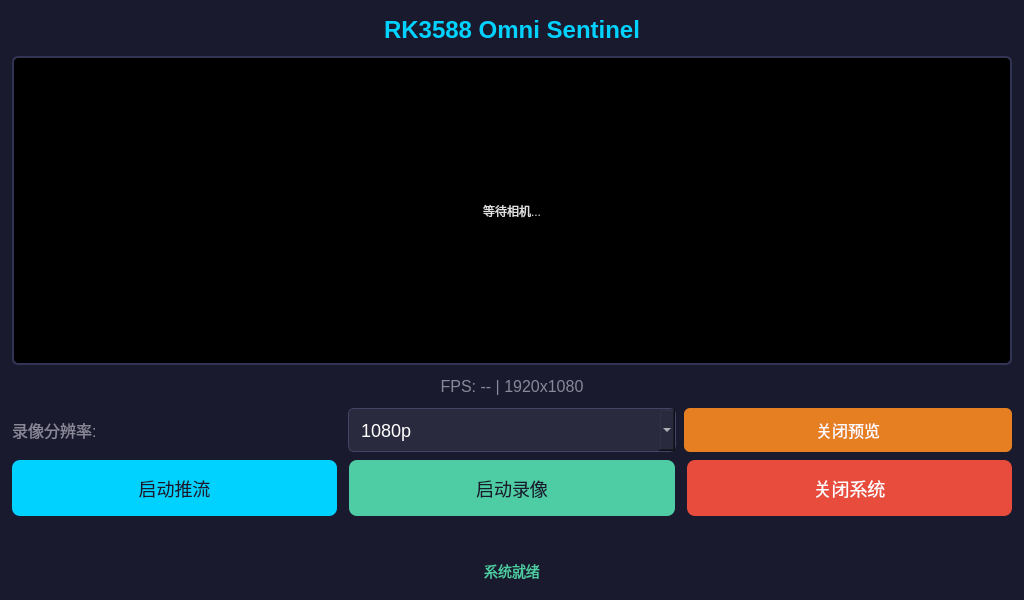
Davin-Liang/RK3588-Omni-Sentinel, file Software/APP/SentinelQT/widget.ui: the form before one commit.
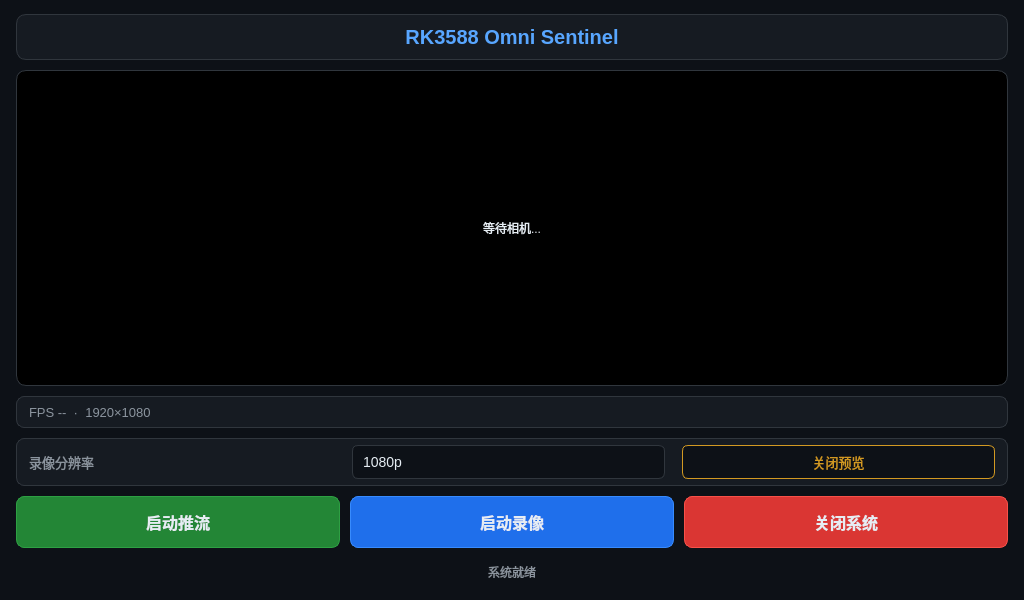
The form after the commit.

Commit message: style(SentinelQT): redesign UI with GitHub-dark inspired color palette and refined layout

```diff
--- a/Software/APP/SentinelQT/widget.ui
+++ b/Software/APP/SentinelQT/widget.ui
@@ -9,23 +9,42 @@
    <string>Omni Sentinel</string>
   </property>
   <property name="styleSheet">
-   <string notr="true">background-color: #1a1a2e; color: #e0e0e0;</string>
+   <string notr="true">background-color: #0d1117; color: #e6edf3;</string>
   </property>
   <layout class="QVBoxLayout" name="rootLayout">
-   <property name="spacing"><number>8</number></property>
-   <property name="leftMargin"><number>12</number></property>
-   <property name="topMargin"><number>12</number></property>
-   <property name="rightMargin"><number>12</number></property>
-   <property name="bottomMargin"><number>12</number></property>
+   <property name="spacing"><number>10</number></property>
+   <property name="leftMargin"><number>16</number></property>
+   <property name="topMargin"><number>14</number></property>
+   <property name="rightMargin"><number>16</number></property>
+   <property name="bottomMargin"><number>14</number></property>
+
+   <!-- ====== 标题栏 ====== -->
+   <item>
+    <widget class="QFrame" name="titleBar">
+     <property name="minimumSize"><size><width>0</width><height>46</height></size></property>
+     <property name="maximumSize"><size><width>16777215</width><height>46</height></size></property>
+     <property name="styleSheet">
+      <string notr="true">background-color: #161b22; border: 1px solid #30363d; border-radius: 10px;</string>
+     </property>
+     <layout class="QHBoxLayout" name="titleBarLayout">
+      <property name="leftMargin"><number>0</number></property>
+      <property name="topMargin"><number>0</number></property>
+      <property name="rightMargin"><number>0</number></property>
+      <property name="bottomMargin"><number>0</number></property>
    <item>
     <widget class="QLabel" name="titleLabel">
      <property name="text"><string>RK3588 Omni Sentinel</string></property>
      <property name="alignment"><set>Qt::AlignCenter</set></property>
      <property name="styleSheet">
-      <string notr="true">font-size: 24px; font-weight: bold; color: #00d2ff; padding: 4px;</string>
+         <string notr="true">font-size: 20px; font-weight: 600; color: #58a6ff; background: transparent; border: none;</string>
      </property>
     </widget>
    </item>
+     </layout>
+    </widget>
+   </item>
+
+   <!-- ====== 预览区域 ====== -->
    <item>
     <widget class="QLabel" name="previewLabel">
      <property name="sizePolicy">
@@ -38,99 +57,139 @@
      </property>
      <property name="alignment"><set>Qt::AlignCenter</set></property>
      <property name="styleSheet">
-      <string notr="true">background-color: #000000; border: 2px solid #333355; border-radius: 6px;</string>
+      <string notr="true">background-color: #000000; border: 1px solid #30363d; border-radius: 10px;</string>
      </property>
      <property name="text"><string>等待相机...</string></property>
     </widget>
    </item>
+
+   <!-- ====== 状态栏 ====== -->
+   <item>
+    <widget class="QFrame" name="statusBar">
+     <property name="minimumSize"><size><width>0</width><height>32</height></size></property>
+     <property name="maximumSize"><size><width>16777215</width><height>32</height></size></property>
+     <property name="styleSheet">
+      <string notr="true">background-color: #161b22; border: 1px solid #30363d; border-radius: 8px;</string>
+     </property>
+     <layout class="QHBoxLayout" name="statusBarLayout">
+      <property name="spacing"><number>16</number></property>
+      <property name="leftMargin"><number>12</number></property>
+      <property name="topMargin"><number>0</number></property>
+      <property name="rightMargin"><number>12</number></property>
+      <property name="bottomMargin"><number>0</number></property>
    <item>
     <widget class="QLabel" name="fpsLabel">
-     <property name="text"><string>FPS: -- | 1920x1080</string></property>
-     <property name="alignment"><set>Qt::AlignCenter</set></property>
+        <property name="text"><string>FPS --  ·  1920×1080</string></property>
      <property name="styleSheet">
-      <string notr="true">font-size: 16px; color: #888899; padding: 4px;</string>
+         <string notr="true">font-size: 13px; color: #8b949e; background: transparent; border: none;</string>
      </property>
     </widget>
    </item>
    <item>
-    <layout class="QHBoxLayout" name="resLayout">
-     <property name="spacing"><number>8</number></property>
+       <spacer><property name="orientation"><enum>Qt::Horizontal</enum></property></spacer>
+      </item>
+      <item>
+       <widget class="QLabel" name="recordInfoLabel">
+        <property name="text"><string></string></property>
+        <property name="styleSheet">
+         <string notr="true">font-size: 13px; color: #f85149; background: transparent; border: none;</string>
+        </property>
+       </widget>
+      </item>
+     </layout>
+    </widget>
+   </item>
+
+   <!-- ====== 设置行 ====== -->
+   <item>
+    <widget class="QFrame" name="settingsBar">
+     <property name="minimumSize"><size><width>0</width><height>48</height></size></property>
+     <property name="maximumSize"><size><width>16777215</width><height>48</height></size></property>
+     <property name="styleSheet">
+      <string notr="true">background-color: #161b22; border: 1px solid #30363d; border-radius: 8px;</string>
+     </property>
+     <layout class="QHBoxLayout" name="settingsLayout">
+      <property name="spacing"><number>10</number></property>
+      <property name="leftMargin"><number>12</number></property>
+      <property name="topMargin"><number>0</number></property>
+      <property name="rightMargin"><number>12</number></property>
+      <property name="bottomMargin"><number>0</number></property>
      <item>
       <widget class="QLabel" name="resLabel">
-       <property name="text"><string>录像分辨率:</string></property>
+        <property name="text"><string>录像分辨率</string></property>
        <property name="styleSheet">
-        <string notr="true">font-size: 16px; color: #888899;</string>
+         <string notr="true">font-size: 13px; color: #8b949e; background: transparent; border: none;</string>
        </property>
       </widget>
      </item>
      <item>
       <widget class="QComboBox" name="resCombo">
-       <property name="minimumSize"><size><width>0</width><height>44</height></size></property>
+        <property name="minimumSize"><size><width>100</width><height>34</height></size></property>
        <property name="styleSheet">
-        <string notr="true">font-size: 18px; background-color: #2a2a3e; color: #ffffff; border: 1px solid #444466; border-radius: 6px; padding: 4px 12px;</string>
+         <string notr="true">QComboBox { font-size: 14px; color: #e6edf3; background-color: #0d1117; border: 1px solid #30363d; border-radius: 6px; padding: 2px 10px; } QComboBox:hover { border-color: #58a6ff; } QComboBox QAbstractItemView { background-color: #161b22; color: #e6edf3; selection-background-color: #1f6feb; border: 1px solid #30363d; } QComboBox::drop-down { border: none; width: 24px; }</string>
        </property>
        <item><property name="text"><string>1080p</string></property></item>
        <item><property name="text"><string>720p</string></property></item>
       </widget>
      </item>
+      <item>
+       <spacer><property name="orientation"><enum>Qt::Horizontal</enum></property></spacer>
+      </item>
      <item>
       <widget class="QPushButton" name="btnTogglePreview">
        <property name="text"><string>关闭预览</string></property>
-       <property name="minimumSize"><size><width>0</width><height>44</height></size></property>
+        <property name="minimumSize"><size><width>100</width><height>34</height></size></property>
        <property name="styleSheet">
-        <string notr="true">font-size: 16px; background-color: #e67e22; color: #ffffff; border: none; border-radius: 6px; padding: 0 12px;</string>
+         <string notr="true">font-size: 13px; color: #d29922; background-color: #0d1117; border: 1px solid #d29922; border-radius: 6px; padding: 0 16px;</string>
        </property>
       </widget>
      </item>
     </layout>
+    </widget>
    </item>
+
+   <!-- ====== 控制按钮行 ====== -->
    <item>
     <layout class="QHBoxLayout" name="btnLayout">
-     <property name="spacing"><number>12</number></property>
+     <property name="spacing"><number>10</number></property>
      <item>
       <widget class="QPushButton" name="btnStream">
        <property name="text"><string>启动推流</string></property>
-       <property name="minimumSize"><size><width>0</width><height>56</height></size></property>
+       <property name="minimumSize"><size><width>0</width><height>52</height></size></property>
        <property name="styleSheet">
-        <string notr="true">font-size: 18px; background-color: #00d2ff; color: #1a1a2e; border: none; border-radius: 8px;</string>
+        <string notr="true">QPushButton { font-size: 16px; font-weight: 600; color: #e6edf3; background-color: #238636; border: 1px solid #2ea043; border-radius: 8px; } QPushButton:hover { background-color: #2ea043; } QPushButton:pressed { background-color: #196c2e; } QPushButton:disabled { color: #484f58; background-color: #21262d; border-color: #30363d; }</string>
        </property>
       </widget>
      </item>
      <item>
       <widget class="QPushButton" name="btnRecord">
        <property name="text"><string>启动录像</string></property>
-       <property name="minimumSize"><size><width>0</width><height>56</height></size></property>
+       <property name="minimumSize"><size><width>0</width><height>52</height></size></property>
        <property name="styleSheet">
-        <string notr="true">font-size: 18px; background-color: #4ecca3; color: #1a1a2e; border: none; border-radius: 8px;</string>
+        <string notr="true">QPushButton { font-size: 16px; font-weight: 600; color: #e6edf3; background-color: #1f6feb; border: 1px solid #388bfd; border-radius: 8px; } QPushButton:hover { background-color: #388bfd; } QPushButton:pressed { background-color: #1158c7; } QPushButton:disabled { color: #484f58; background-color: #21262d; border-color: #30363d; }</string>
        </property>
       </widget>
      </item>
      <item>
       <widget class="QPushButton" name="btnSystem">
        <property name="text"><string>关闭系统</string></property>
-       <property name="minimumSize"><size><width>0</width><height>56</height></size></property>
+       <property name="minimumSize"><size><width>0</width><height>52</height></size></property>
        <property name="styleSheet">
-        <string notr="true">font-size: 18px; background-color: #e74c3c; color: #ffffff; border: none; border-radius: 8px;</string>
+        <string notr="true">QPushButton { font-size: 16px; font-weight: 600; color: #e6edf3; background-color: #da3633; border: 1px solid #f85149; border-radius: 8px; } QPushButton:hover { background-color: #f85149; } QPushButton:pressed { background-color: #b62324; } QPushButton:disabled { color: #484f58; background-color: #21262d; border-color: #30363d; }</string>
        </property>
       </widget>
      </item>
     </layout>
    </item>
-   <item>
-    <widget class="QLabel" name="recordInfoLabel">
-     <property name="text"><string></string></property>
-     <property name="alignment"><set>Qt::AlignCenter</set></property>
-     <property name="styleSheet">
-      <string notr="true">font-size: 16px; color: #e74c3c; padding: 2px;</string>
-     </property>
-    </widget>
-   </item>
+
+   <!-- ====== 底部状态 ====== -->
    <item>
     <widget class="QLabel" name="statusLabel">
      <property name="text"><string>系统就绪</string></property>
+     <property name="minimumSize"><size><width>0</width><height>28</height></size></property>
      <property name="alignment"><set>Qt::AlignCenter</set></property>
      <property name="styleSheet">
-      <string notr="true">font-size: 14px; color: #4ecca3; padding: 6px;</string>
+      <string notr="true">font-size: 12px; color: #8b949e; padding: 2px;</string>
      </property>
     </widget>
    </item>
```
Lines whose indentation alone changed are shown as unchanged. The commit also changes 1 other file.
